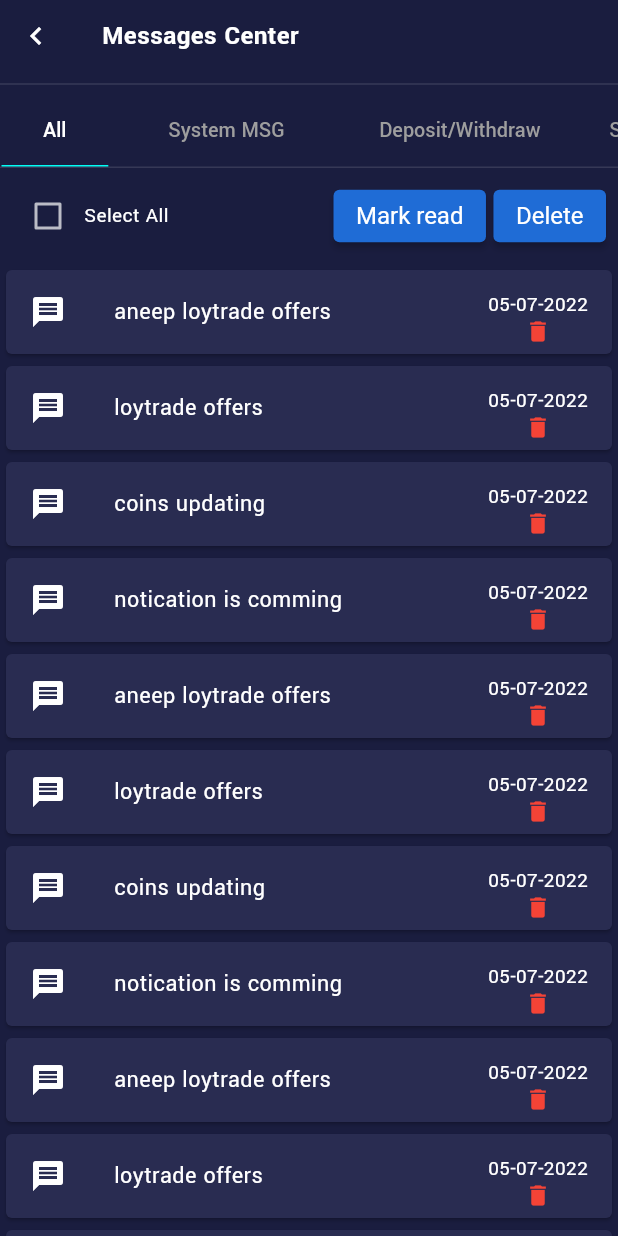
After one commit to ahmedelnoor2/lfi_widget_app, a Flutter app: the Notificationsscreen screen opened by its route, on a phone screen of 412 x 824 dp. The commit adds this screen. Run offline on Flutter 3.47's test engine with Material 2 defaults, Android fonts, the phone set to English and light mode, and no system bars; our stand-ins replace buttons_tabbar, carousel_slider, flutter_svg, fluttertoast, font_awesome_flutter, gallery_saver and 5 more; missing offline and left inert: flutter_aliyun_captcha, flutter_share, k_chart, qr_code_scanner; accounts and stored records are empty; network calls fail.

Commit message:
complete ui of notifcation screen

```diff
--- a/lib/main.dart
+++ b/lib/main.dart
@@ -26,6 +26,7 @@ import 'package:lyotrade/screens/kyc/enitityverificatrion.dart';
 import 'package:lyotrade/screens/kyc/kycscreen.dart';
 import 'package:lyotrade/screens/kyc/perosmalvarification.dart';
 import 'package:lyotrade/screens/market/market.dart';
+import 'package:lyotrade/screens/notification/notifcationmessage.dart';
 import 'package:lyotrade/screens/referal/referal.dart';
 import 'package:lyotrade/screens/security/email_change.dart';
 import 'package:lyotrade/screens/security/forgot/forgotpassword.dart';
@@ -70,6 +71,7 @@ class MyApp extends StatelessWidget {
       child: Consumer<Auth>(
         builder: (context, auth, _) {
           return MaterialApp(
+            debugShowCheckedModeBanner: false,
             title: 'LYOTRADE',
             theme: ThemeData(
               // This is the theme of your application.
@@ -241,6 +243,7 @@ class MyApp extends StatelessWidget {
               personalverification.routeName:(context) => personalverification(),
 
               EnitityVerification.routeName:((context) => EnitityVerification()),
+              Notificationsscreen.routeName:((context) => const Notificationsscreen()),
             },
           );
         },
--- a/lib/screens/dashboard/search_bar.dart
+++ b/lib/screens/dashboard/search_bar.dart
@@ -93,7 +93,13 @@ class _SearchBarState extends State<SearchBar> {
                 Container(
                   padding: EdgeInsets.only(left: 10),
                   child: GestureDetector(
-                    onTap: () {},
+                    onTap: () {
+                   ///first check auth
+
+                  Navigator.pushNamed(context, '/notification_screen');
+
+
+                    },
                     child: Image.asset(
                       'assets/img/notification.png',
                       width: 24,
--- /dev/null
+++ b/lib/screens/notification/notifactionListingpage.dart
@@ -0,0 +1,135 @@
+import 'package:flutter/material.dart';
+import 'package:flutter/src/foundation/key.dart';
+import 'package:flutter/src/widgets/framework.dart';
+import 'package:lyotrade/utils/Colors.utils.dart';
+
+class NotificationListingpage extends StatefulWidget {
+  const NotificationListingpage({Key? key}) : super(key: key);
+
+  @override
+  State<NotificationListingpage> createState() =>
+      _NotificationListingpageState();
+}
+
+class _NotificationListingpageState extends State<NotificationListingpage> {
+  String dropdownValue = 'All';
+
+  bool _isselected = false;
+
+  final titles = [
+    'aneep loytrade offers',
+    'loytrade offers',
+    'coins updating',
+    'notication is comming',
+    'aneep loytrade offers',
+    'loytrade offers',
+    'coins updating',
+    'notication is comming',
+    'aneep loytrade offers',
+    'loytrade offers',
+    'coins updating',
+    'notication is comming',
+  ];
+  @override
+  Widget build(BuildContext context) {
+    return Column(
+      children: [
+        Padding(
+          padding: const EdgeInsets.all(8.0),
+          child: Row(
+            mainAxisAlignment: MainAxisAlignment.spaceBetween,
+            children: [
+              Row(
+                children: <Widget>[
+                  Checkbox(
+                      value: _isselected,
+                      onChanged: (value) {
+                        setState(() {
+                          _isselected = value ?? false;
+                        });
+                      }),
+                  Text("Select All"),
+                ],
+              ),
+
+
+              Row(
+
+                children: [
+                  Container(
+                    height: 35,
+                    child: ElevatedButton(
+                      child: Text(
+                        "Mark read",
+                        style: TextStyle(
+                          color: whiteTextColor,
+                        ),
+                      ),
+                      onPressed: () {},
+                      style: ElevatedButton.styleFrom(
+                          primary: bluechartColor,
+                          padding:
+                              EdgeInsets.symmetric(horizontal: 15, vertical: 5),
+                          textStyle: TextStyle(
+                              fontSize: 16, fontWeight:FontWeight.w400)),
+                    ),
+                  ),
+                  SizedBox(width: 5,),
+                  Container(
+                    height: 35,
+                    child: ElevatedButton(
+                      child: Text(
+                        "Delete",
+                        style: TextStyle(
+                          color: whiteTextColor,
+                        ),
+                      ),
+                      onPressed: () {},
+                      style: ElevatedButton.styleFrom(
+                          primary: bluechartColor,
+                          padding:
+                              EdgeInsets.symmetric(horizontal: 15, vertical: 5),
+                          textStyle: TextStyle(
+                              fontSize: 16, fontWeight:FontWeight.w400)),
+                    ),
+                  ),
+                ],
+              )
+            ],
+          ),
+        ),
+        Expanded(
+          child: ListView.builder(
+            shrinkWrap: true,
+            itemCount: 12,
+            itemBuilder: (context, index) {
+              return Card(
+                color: _isselected ? natuaraldark : null,
+                //                           <-- Card widget
+                child: ListTile(
+                  leading: Icon(Icons.message),
+                  title: Text(titles[index]),
+                  trailing: Padding(
+                    padding: const EdgeInsets.only(top: 8),
+                    child: Column(
+                      mainAxisAlignment: MainAxisAlignment.center,
+                      crossAxisAlignment: CrossAxisAlignment.center,
+                      children: [
+                        Text('05-07-2022'),
+                        Icon(
+                          Icons.delete,
+                          color: Colors.red,
+                          size: 18,
+                        )
+                      ],
+                    ),
+                  ),
+                ),
+              );
+            },
+          ),
+        ),
+      ],
+    );
+  }
+}
--- /dev/null
+++ b/lib/screens/notification/notifcationmessage.dart
@@ -0,0 +1,175 @@
+import 'package:flutter/cupertino.dart';
+import 'package:flutter/material.dart';
+import 'package:flutter/src/foundation/key.dart';
+import 'package:flutter/src/widgets/framework.dart';
+import 'package:lyotrade/screens/common/header.dart';
+import 'package:lyotrade/screens/notification/notifactionListingpage.dart';
+import 'package:lyotrade/utils/Colors.utils.dart';
+
+class Notificationsscreen extends StatefulWidget {
+  static const routeName = '/notification_screen';
+  const Notificationsscreen({Key? key}) : super(key: key);
+
+  @override
+  State<Notificationsscreen> createState() => _NotificationsscreenState();
+}
+
+class _NotificationsscreenState extends State<Notificationsscreen> with SingleTickerProviderStateMixin{
+  @override
+
+
+  TabController? _tabController;
+
+  var _pages = [
+    NotificationListingpage(),
+    NotificationListingpage(),
+    NotificationListingpage(),
+    NotificationListingpage(),
+    NotificationListingpage(),
+    NotificationListingpage(),
+    NotificationListingpage(),
+    NotificationListingpage(),
+
+  ];
+
+  @override
+  void initState() {
+    super.initState();
+    _tabController = new TabController(
+      vsync: this,
+      length: 8,
+      initialIndex: 0,
+    );
+  }
+  Widget build(BuildContext context) {
+      final _size = MediaQuery.of(context).size;
+    return Scaffold(
+      appBar: hiddenAppBar(),
+      body: SafeArea(
+          child: Column(
+        children: [
+          Row(
+            mainAxisAlignment: MainAxisAlignment.spaceBetween,
+            children: [
+              Row(
+                children: [
+                  Container(
+                    padding: EdgeInsets.only(right: 20),
+                    child: IconButton(
+                      onPressed: () {
+                        Navigator.pop(context);
+                      },
+                      icon: Icon(Icons.chevron_left),
+                    ),
+                  ),
+                  Text(
+                    'Messages Center',
+                    style: TextStyle(
+                      fontSize: 18,
+                      fontWeight: FontWeight.bold,
+                    ),
+                  ),
+                ],
+              ),
+            ],
+          ),
+          Divider(
+            thickness: 1,
+          ),
+          Expanded(
+              child: Column(
+                children: [
+                  PreferredSize(
+                    preferredSize: Size.fromHeight(40),
+                    child: Align(
+                      alignment: Alignment.centerLeft,
+                      child: TabBar(
+                        isScrollable: true,
+                        controller: _tabController,
+                        labelColor: whiteTextColor,
+                        indicatorColor: selecteditembordercolour,
+                        unselectedLabelColor: Colors.grey,
+                        indicatorSize: TabBarIndicatorSize.tab,
+                        indicatorWeight: 1.0,
+                        indicatorPadding:
+                            EdgeInsets.symmetric(horizontal: 1.0),
+                        labelStyle: TextStyle(
+                          fontWeight: FontWeight.w500,
+                          fontSize: _size.width / 28.0,
+                        ),
+                        unselectedLabelStyle: TextStyle(
+                          fontWeight: FontWeight.w500,
+                          fontSize: _size.width / 28.0,
+                        ),
+                        tabs: [
+                          Container(
+                            width: _size.width * .1,
+                            child: Tab(
+                              text: 'All',
+                            ),
+                          ),
+                          Container(
+                            width: _size.width * .3,
+                            child: Tab(
+                              text: 'System MSG',
+                            ),
+                          ),
+                            Container(
+                            width: _size.width * .3,
+                            child: Tab(
+                              text: 'Deposit/Withdraw',
+                            ),
+                          ),
+                            Container(
+                            width: _size.width * .2,
+                            child: Tab(
+                              text: 'Safety MSG',
+                            ),
+                          ),
+                            Container(
+                            width: _size.width * .2,
+                            child: Tab(
+                              text: 'KYC MSG',
+                            ),
+                          ),
+                            Container(
+                            width: _size.width * .3,
+                            child: Tab(
+                              text: 'OTC message',
+                            ),
+                          ),
+                            Container(
+                            width: _size.width * .3,
+                            child: Tab(
+                              text: 'Mining Pool',
+                            ),
+                          ),
+                            Container(
+                            width: _size.width * .2,
+                            child: Tab(
+                              text: 'Loan MSG',
+                            ),
+                          ),
+                        ],
+                      ),
+                    ),
+                  ),
+                  Divider(thickness: 1, height: 1),
+
+                  Expanded(
+                    child: TabBarView(
+                      controller: _tabController,
+                      children: _pages.map((Widget tab) {
+                        return tab;
+                      }).toList(),
+                    ),
+                  ),
+                ],
+              ),
+            ),
+
+        ],
+      )),
+    );
+  }
+}
--- a/lib/screens/referal/referal.dart
+++ b/lib/screens/referal/referal.dart
@@ -17,7 +17,7 @@ class _ReferalState extends State<Referal> with SingleTickerProviderStateMixin {
   TabController? _tabController;
 
   var _pages = [
-    CommisonPage(),
+  CommisonPage(),
    Postionpage(),
   ];
 
@@ -199,8 +199,8 @@ class _ReferalState extends State<Referal> with SingleTickerProviderStateMixin {
             child: Container(
               height: 30,
               padding: EdgeInsets.symmetric(horizontal: 15, vertical: 2),
-  decoration: BoxDecoration(
-      color:  selectboxcolour, borderRadius: BorderRadius.circular(5)),
+               decoration: BoxDecoration(
+                color:  selectboxcolour, borderRadius: BorderRadius.circular(5)),
               child: DropdownButton<String>(
                 underline: SizedBox(),
                 value: dropdownValue,
```
